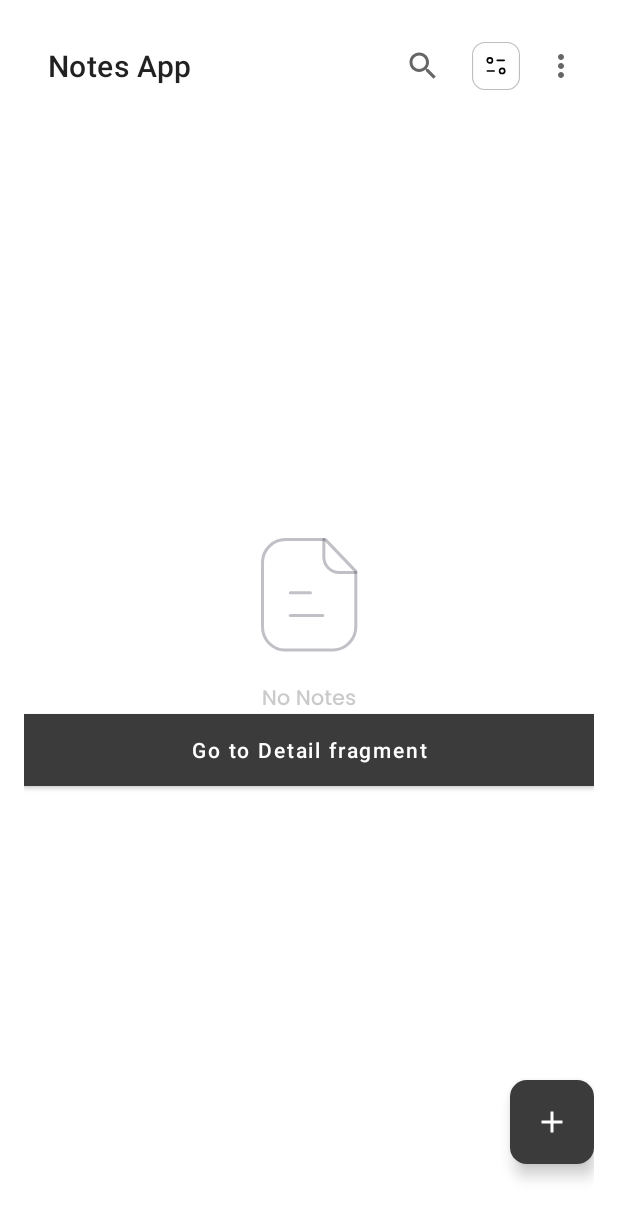
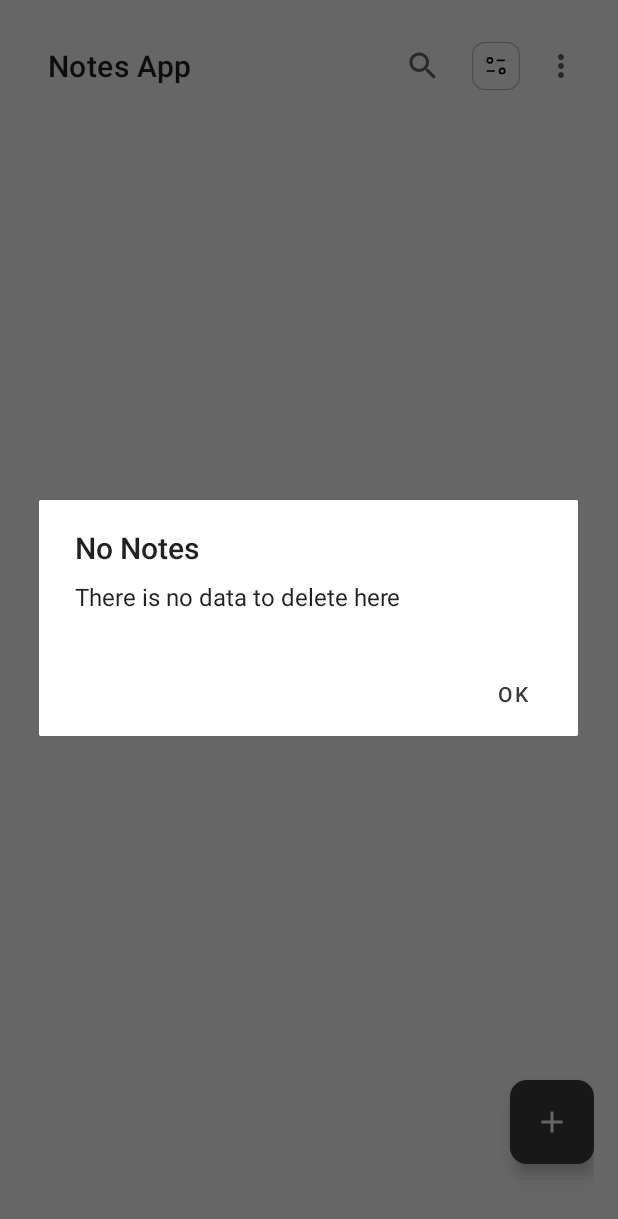
Before and after one commit to auliamnaufal/NotesApp, an Android app: the screen it shows after launch (MainActivity), in the options menu, after a tap on "Delete All", on a phone screen of 412 x 824 dp. Shown: the top 1219 px of the screen. Run offline under Robolectric (Android 15) with nearby library versions, the phone set to English and light mode, and no system bars; our stand-ins replace Room's generated code, navigation-ui.

Commit message:
finished updating home features

```diff
--- a/app/src/main/java/com/auliamnaufal/notesapp/data/NoteRepository.kt
+++ b/app/src/main/java/com/auliamnaufal/notesapp/data/NoteRepository.kt
@@ -1,13 +1,29 @@
 package com.auliamnaufal.notesapp.data
 
+import androidx.lifecycle.LiveData
 import com.auliamnaufal.notesapp.data.local.entity.Notes
 import com.auliamnaufal.notesapp.data.local.room.NotesDao
 
 class NoteRepository(private val notesDao: NotesDao) {
 
+    val getAllNotes: LiveData<List<Notes>> = notesDao.getAllNotes()
+
     suspend fun insertNotes(notes: Notes) {
         notesDao.addNotes(notes)
     }
 
+    fun searchNoteByQuery(query: String) : LiveData<List<Notes>> {
+        return notesDao.searchNoteByQuery(query)
+    }
 
+    val sortByHighPriority: LiveData<List<Notes>> = notesDao.sortByHighPriority()
+    val sortByLowPriority: LiveData<List<Notes>> = notesDao.sortByLowPriority()
+
+    suspend fun deleteAllNotes() {
+        return notesDao.deleteAllNotes()
+    }
+
+    suspend fun deleteNote(note: Notes) {
+        return notesDao.deleteNote(note)
+    }
 }
--- a/app/src/main/java/com/auliamnaufal/notesapp/data/local/room/NotesDao.kt
+++ b/app/src/main/java/com/auliamnaufal/notesapp/data/local/room/NotesDao.kt
@@ -2,6 +2,7 @@ package com.auliamnaufal.notesapp.data.local.room
 
 import androidx.lifecycle.LiveData
 import androidx.room.Dao
+import androidx.room.Delete
 import androidx.room.Insert
 import androidx.room.Query
 import com.auliamnaufal.notesapp.data.local.entity.Notes
@@ -9,8 +10,23 @@ import com.auliamnaufal.notesapp.data.local.entity.Notes
 @Dao
 interface NotesDao {
     @Insert
-    fun addNotes(note: Notes)
+    suspend fun addNotes(note: Notes)
 
     @Query("SELECT * FROM tb_notes")
-    fun getAlarm() : LiveData<List<Notes>>
+    fun getAllNotes() : LiveData<List<Notes>>
+
+    @Query("SELECT * FROM tb_notes WHERE title LIKE :querySearch")
+    fun searchNoteByQuery(querySearch: String) : LiveData<List<Notes>>
+
+    @Query("SELECT * FROM tb_notes ORDER BY CASE WHEN priority LIKE 'H%' THEN 1 WHEN priority LIKE 'M%' THEN 2 WHEN priority LIKE 'L%' THEN 3 END")
+    fun sortByHighPriority() : LiveData<List<Notes>>
+
+    @Query("SELECT * FROM tb_notes ORDER BY CASE WHEN priority LIKE 'L%' THEN 1 WHEN priority LIKE 'M%' THEN 2 WHEN priority LIKE 'H%' THEN 3 END")
+    fun sortByLowPriority() : LiveData<List<Notes>>
+
+    @Query("DELETE FROM tb_notes")
+    suspend fun deleteAllNotes()
+
+    @Delete
+    suspend fun deleteNote(note: Notes)
 }
--- a/app/src/main/java/com/auliamnaufal/notesapp/presentation/NotesViewModel.kt
+++ b/app/src/main/java/com/auliamnaufal/notesapp/presentation/NotesViewModel.kt
@@ -2,6 +2,7 @@ package com.auliamnaufal.notesapp.presentation
 
 import android.app.Application
 import androidx.lifecycle.AndroidViewModel
+import androidx.lifecycle.LiveData
 import androidx.lifecycle.viewModelScope
 import com.auliamnaufal.notesapp.data.NoteRepository
 import com.auliamnaufal.notesapp.data.local.entity.Notes
@@ -14,10 +15,32 @@ class NotesViewModel(application: Application) : AndroidViewModel(application) {
     private val notesDao: NotesDao = NotesDB.getDatabase(application).notesDao()
     private val notesRepository: NoteRepository = NoteRepository(notesDao)
 
+    val sortByHighPriority: LiveData<List<Notes>> = notesRepository.sortByHighPriority
+    val sortByLowPriority: LiveData<List<Notes>> = notesRepository.sortByLowPriority
+
+
+    fun getAllNotes() : LiveData<List<Notes>> = notesRepository.getAllNotes
+
     fun insertNotes(notes: Notes) {
         viewModelScope.launch(Dispatchers.IO) {
             notesRepository.insertNotes(notes)
         }
     }
 
+    fun searchNoteByQuery(query: String) : LiveData<List<Notes>> {
+        return notesRepository.searchNoteByQuery(query)
+    }
+
+    fun deleteAllNotes() {
+        viewModelScope.launch(Dispatchers.IO) {
+            notesRepository.deleteAllNotes()
+        }
+    }
+
+    fun deleteNote(notes: Notes) {
+        viewModelScope.launch(Dispatchers.IO) {
+            notesRepository.deleteNote(notes)
+        }
+    }
+
 }
--- /dev/null
+++ b/app/src/main/java/com/auliamnaufal/notesapp/presentation/home/DiffCallback.kt
@@ -0,0 +1,31 @@
+package com.auliamnaufal.notesapp.presentation.home
+
+import androidx.recyclerview.widget.DiffUtil
+import com.auliamnaufal.notesapp.data.local.entity.Notes
+
+class DiffCallback(private val oldList: List<Notes>, private val newList: List<Notes>) :
+    DiffUtil.Callback() {
+
+    override fun getOldListSize(): Int {
+        return oldList.size
+    }
+
+    override fun getNewListSize(): Int {
+        return newList.size
+    }
+
+    override fun areItemsTheSame(oldItemPosition: Int, newItemPosition: Int): Boolean {
+        return oldList[oldItemPosition] == newList[newItemPosition]
+    }
+
+    override fun areContentsTheSame(oldItemPosition: Int, newItemPosition: Int): Boolean {
+        val oldData = oldList[oldItemPosition]
+        val newData = newList[newItemPosition]
+        return oldData.id == newData.id &&
+                oldData.dateCreated == newData.dateCreated  &&
+                oldData.body == newData.body &&
+                oldData.title == newData.title &&
+                oldData.priority == newData.priority
+    }
+
+}
--- /dev/null
+++ b/app/src/main/java/com/auliamnaufal/notesapp/presentation/home/HomeAdapter.kt
@@ -0,0 +1,50 @@
+package com.auliamnaufal.notesapp.presentation.home
+
+import android.view.LayoutInflater
+import android.view.ViewGroup
+import androidx.recyclerview.widget.DiffUtil
+import androidx.recyclerview.widget.RecyclerView
+import com.auliamnaufal.notesapp.R
+import com.auliamnaufal.notesapp.data.local.entity.Notes
+import com.auliamnaufal.notesapp.data.local.entity.Priority
+import com.auliamnaufal.notesapp.databinding.RowItemNotesBinding
+
+class HomeAdapter : RecyclerView.Adapter<HomeAdapter.MyViewHolder>() {
+
+    var listNotes = ArrayList<Notes>()
+
+    inner class MyViewHolder(val binding: RowItemNotesBinding) : RecyclerView.ViewHolder(binding.root)
+
+    override fun onCreateViewHolder(parent: ViewGroup, viewType: Int) = MyViewHolder (
+        RowItemNotesBinding.inflate(LayoutInflater.from(parent.context), parent, false)
+
+    )
+
+    override fun onBindViewHolder(holder: HomeAdapter.MyViewHolder, position: Int) {
+        val data = listNotes.get(position)
+        holder.binding.apply {
+            tvTitle.text = data.title
+            tvDescription.text = data.body
+            tvDate.text = data.dateCreated
+
+            val colorIndicator = when(data.priority) {
+                Priority.HIGH -> priorityIndicator.context.getColor(R.color.pink)
+                Priority.MEDIUM -> priorityIndicator.context.getColor(R.color.yellow)
+                Priority.LOW -> priorityIndicator.context.getColor(R.color.green)
+            }
+
+            priorityIndicator.setCardBackgroundColor(colorIndicator)
+        }
+    }
+
+    override fun getItemCount(): Int = listNotes.size
+
+    fun setData(notesData: List<Notes>?) {
+        if (notesData == null) return
+        val notesDiffUtil = DiffCallback(listNotes, notesData)
+        val notesDiffutilResult = DiffUtil.calculateDiff(notesDiffUtil)
+        listNotes.clear()
+        listNotes.addAll(notesData)
+        notesDiffutilResult.dispatchUpdatesTo(this)
+    }
+}
--- a/app/src/main/java/com/auliamnaufal/notesapp/presentation/home/HomeFragment.kt
+++ b/app/src/main/java/com/auliamnaufal/notesapp/presentation/home/HomeFragment.kt
@@ -1,58 +1,170 @@
 package com.auliamnaufal.notesapp.presentation.home
 
+import android.app.AlertDialog
 import android.os.Bundle
-import android.util.Log
 import android.view.*
+import android.widget.Toast
 import androidx.fragment.app.Fragment
+import androidx.fragment.app.viewModels
 import androidx.navigation.fragment.findNavController
-import androidx.navigation.ui.AppBarConfiguration
-import androidx.navigation.ui.setupWithNavController
-import com.auliamnaufal.notesapp.MainActivity
+import androidx.recyclerview.widget.ItemTouchHelper
+import androidx.recyclerview.widget.RecyclerView
+import androidx.recyclerview.widget.StaggeredGridLayoutManager
 import com.auliamnaufal.notesapp.R
-import com.auliamnaufal.notesapp.data.local.room.NotesDB
+import com.auliamnaufal.notesapp.data.local.entity.Notes
 import com.auliamnaufal.notesapp.databinding.FragmentHomeBinding
+import com.auliamnaufal.notesapp.presentation.NotesViewModel
 import com.auliamnaufal.notesapp.utils.ExtensionFunctions.setActionBar
 
-class HomeFragment : Fragment() {
+class HomeFragment : Fragment(), androidx.appcompat.widget.SearchView.OnQueryTextListener {
     private var _binding: FragmentHomeBinding? = null
     private val binding get() = _binding as FragmentHomeBinding
 
-    private var db: NotesDB? = null
+    private val homeViewModel: NotesViewModel by viewModels()
+    private val homeAdapter by lazy { HomeAdapter() }
+
+    private var _currentData: List<Notes>? = null
+    private val currentData get() = _currentData as List<Notes>
 
     override fun onCreateView(
         inflater: LayoutInflater, container: ViewGroup?,
         savedInstanceState: Bundle?
     ): View? {
         _binding = FragmentHomeBinding.inflate(layoutInflater)
-        db = NotesDB.instance
         return binding.root
-    }
-
-    override fun onResume() {
-        super.onResume()
-        db?.notesDao()?.getAlarm()?.observe(this) {
-            Log.i("GetAlarm", "onResume: Database data $it")
-        }
     }
 
     override fun onViewCreated(view: View, savedInstanceState: Bundle?) {
         super.onViewCreated(view, savedInstanceState)
+
         setHasOptionsMenu(true)
 
-        binding.toolbarHome.setActionBar(requireActivity())
+        binding.apply {
+            toolbarHome.setActionBar(requireActivity())
 
-        binding.fabAdd.setOnClickListener {
-            findNavController().navigate(R.id.action_homeFragment_to_addFragment)
+            fabAdd.setOnClickListener {
+                findNavController().navigate(R.id.action_homeFragment_to_addFragment)
+            }
         }
 
-        binding.btnDetail.setOnClickListener {
-            findNavController().navigate(R.id.action_homeFragment_to_detailFragment)
+        setupRecyclerView()
+    }
+
+    private fun setupRecyclerView() {
+        binding.rvHome.apply {
+            homeViewModel.getAllNotes().observe(viewLifecycleOwner) {
+                checkNotesIsEmpty(it)
+                homeAdapter.setData(it)
+                _currentData = it
+            }
+
+            adapter = homeAdapter
+            layoutManager = StaggeredGridLayoutManager(2, StaggeredGridLayoutManager.VERTICAL)
+            swipeToDelete(this)
         }
+    }
+
+    private fun checkNotesIsEmpty(data: List<Notes>) {
+        binding.apply {
+            if (data.isEmpty()) {
+                imgNoNotes.visibility = View.VISIBLE
+                rvHome.visibility = View.INVISIBLE
+            } else {
+                imgNoNotes.visibility = View.INVISIBLE
+                rvHome.visibility = View.VISIBLE
+            }
+        }
+
     }
 
     override fun onCreateOptionsMenu(menu: Menu, inflater: MenuInflater) {
         super.onCreateOptionsMenu(menu, inflater)
         inflater.inflate(R.menu.menu_home, menu)
+
+        val searchView = menu.findItem(R.id.menu_search)
+        val actionView = searchView.actionView as? androidx.appcompat.widget.SearchView
+        actionView?.setOnQueryTextListener(this)
+    }
+
+    override fun onQueryTextSubmit(query: String?): Boolean {
+        query?.let {
+            searchNoteByQuery(it)
+        }
+        return true
+    }
+
+    override fun onQueryTextChange(newText: String?): Boolean {
+        newText?.let {
+            searchNoteByQuery(it)
+        }
+        return true
+    }
+
+    private fun searchNoteByQuery(query: String) {
+        val querySearch = "%$query%"
+        homeViewModel.searchNoteByQuery(querySearch).observe(this) {
+            homeAdapter.setData(it)
+        }
+    }
+
+    override fun onOptionsItemSelected(item: MenuItem): Boolean {
+        when (item.itemId) {
+            R.id.menu_priority_high -> homeViewModel.sortByHighPriority.observe(this) {
+                homeAdapter.setData(it)
+            }
+            R.id.menu_priority_low -> homeViewModel.sortByLowPriority.observe(this) {
+                homeAdapter.setData(it)
+            }
+            R.id.menu_delete -> confirmDeleteAllNote()
+        }
+        return super.onOptionsItemSelected(item)
+    }
+
+    private fun confirmDeleteAllNote() {
+
+
+        if (currentData.isEmpty()) {
+            AlertDialog.Builder(context)
+                .setTitle("No Notes")
+                .setMessage("There is no data to delete here")
+                .setPositiveButton("Ok") { _, _ -> }
+                .show()
+
+        } else {
+            AlertDialog.Builder(context)
+                .setTitle("Delete All Note")
+                .setMessage("Are you sure want to remove all of the notes?")
+                .setPositiveButton("Yes") { _, _ ->
+                    homeViewModel.deleteAllNotes()
+                    Toast.makeText(context, "Successfully deleted note", Toast.LENGTH_SHORT).show()
+                }
+                .setNegativeButton("No") { _, _ -> }
+                .show()
+        }
+
+    }
+
+    private fun swipeToDelete(recyclerView: RecyclerView) {
+        val swipeToDelete = object : ItemTouchHelper.SimpleCallback(
+            0,
+            ItemTouchHelper.LEFT
+        ) {
+            override fun onMove(
+                recyclerView: RecyclerView,
+                viewHolder: RecyclerView.ViewHolder,
+                target: RecyclerView.ViewHolder
+            ): Boolean {
+                return false
+            }
+
+            override fun onSwiped(viewHolder: RecyclerView.ViewHolder, direction: Int) {
+                val deletedItem = homeAdapter.listNotes[viewHolder.adapterPosition]
+                homeViewModel.deleteNote(deletedItem)
+            }
+        }
+
+        val itemTouchHelper = ItemTouchHelper(swipeToDelete)
+        itemTouchHelper.attachToRecyclerView(recyclerView)
     }
 
     override fun onDestroyView() {
--- a/app/src/main/res/layout/fragment_home.xml
+++ b/app/src/main/res/layout/fragment_home.xml
@@ -45,14 +45,4 @@
         app:layout_constraintEnd_toEndOf="parent"
         app:tintMode="@color/white" />
 
-    <Button
-        android:layout_width="match_parent"
-        android:layout_height="wrap_content"
-        app:layout_constraintTop_toBottomOf="@id/img_no_notes"
-        android:id="@+id/btn_detail"
-        android:text="Go to Detail fragment"
-        android:textAllCaps="false"
-        android:textColor="@color/white"
-        android:background="@color/light_gray"/>
-
 </androidx.constraintlayout.widget.ConstraintLayout>
--- a/app/src/main/res/menu/menu_home.xml
+++ b/app/src/main/res/menu/menu_home.xml
@@ -2,27 +2,39 @@
 <menu xmlns:android="http://schemas.android.com/apk/res/android"
     xmlns:app="http://schemas.android.com/apk/res-auto">
 
-    <item android:id="@+id/menu_search"
+    <item
+        android:id="@+id/menu_search"
+        android:icon="@drawable/ic_search"
         android:title="@string/txt_search"
-        android:icon="@drawable/ic_search"
-        app:showAsAction="ifRoom"
-        app:actionViewClass="androidx.appcompat.widget.SearchView"/>
+        app:actionViewClass="androidx.appcompat.widget.SearchView"
+        app:showAsAction="ifRoom" />
 
-    <item android:id="@+id/menu_sort"
+    <item
+        android:id="@+id/menu_sort"
+        android:icon="@drawable/ic_sort"
         android:title="@string/txt_sort"
-        android:icon="@drawable/ic_sort"
         app:showAsAction="ifRoom">
 
         <menu>
-            <item android:id="@+id/menu_priority_high"
-                android:title="@string/txt_priority_high" />
+            <group>
+                <item android:title="@string/txt_sort">
+                    <menu>
+                        <item
+                            android:id="@+id/menu_priority_high"
+                            android:title="@string/txt_priority_high" />
 
-            <item android:id="@+id/menu_priority_low"
-                android:title="@string/txt_priority_low" />
+                        <item
+                            android:id="@+id/menu_priority_low"
+                            android:title="@string/txt_priority_low" />
+                    </menu>
+                </item>
+            </group>
         </menu>
+
     </item>
 
-    <item android:id="@+id/menu_delete"
+    <item
+        android:id="@+id/menu_delete"
         android:title="Delete All"
         app:showAsAction="never" />
 
--- a/app/src/main/res/values/strings.xml
+++ b/app/src/main/res/values/strings.xml
@@ -13,8 +13,8 @@
     <string name="txt_add">Add</string>
     <string name="txt_search">Search</string>
     <string name="txt_sort">Sort</string>
-    <string name="txt_priority_high">Priority High</string>
-    <string name="txt_priority_low">Priority Low</string>
+    <string name="txt_priority_high">Sort By Priority High</string>
+    <string name="txt_priority_low">Sort By Priority Low</string>
     <string name="txt_save">Save</string>
     <string name="txt_edit">Edit</string>
     <string name="txt_delete">Delete</string>
```
Also changed, not shown: app/src/main/java/com/auliamnaufal/notesapp/presentation/add/AddFragment.kt (+16 -2 lines), app/src/main/res/layout/row_item_notes.xml (+38 -27 lines).
